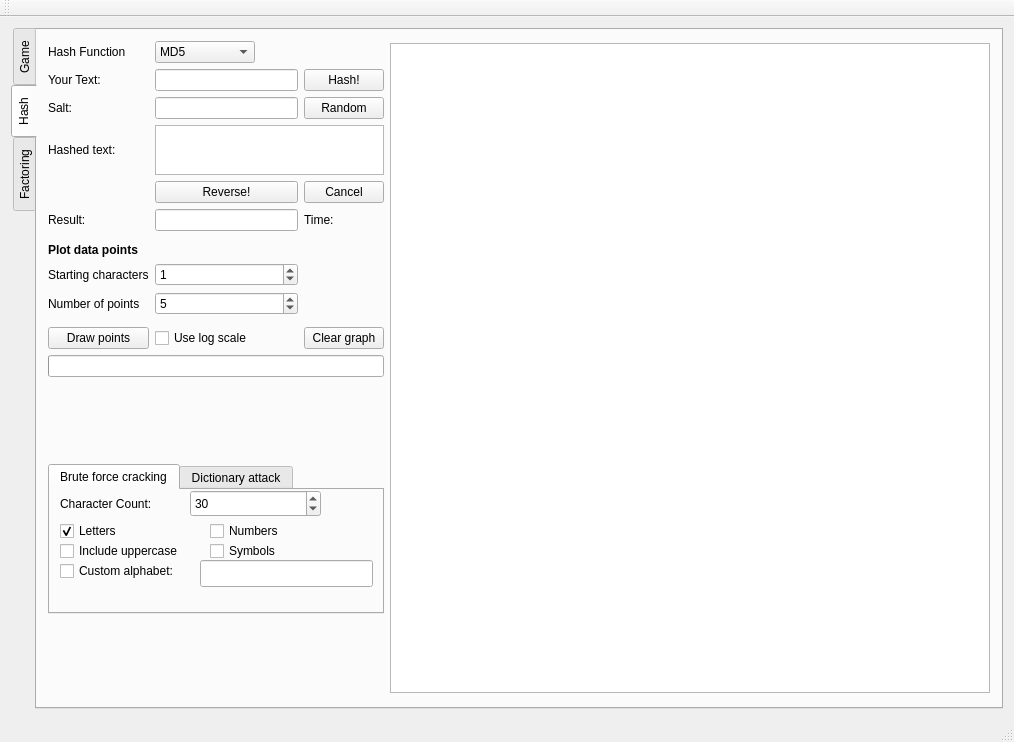
egandunning/learn-crypto, file CapstoneCryptography/forms/mainwindow.ui: the form before one commit.
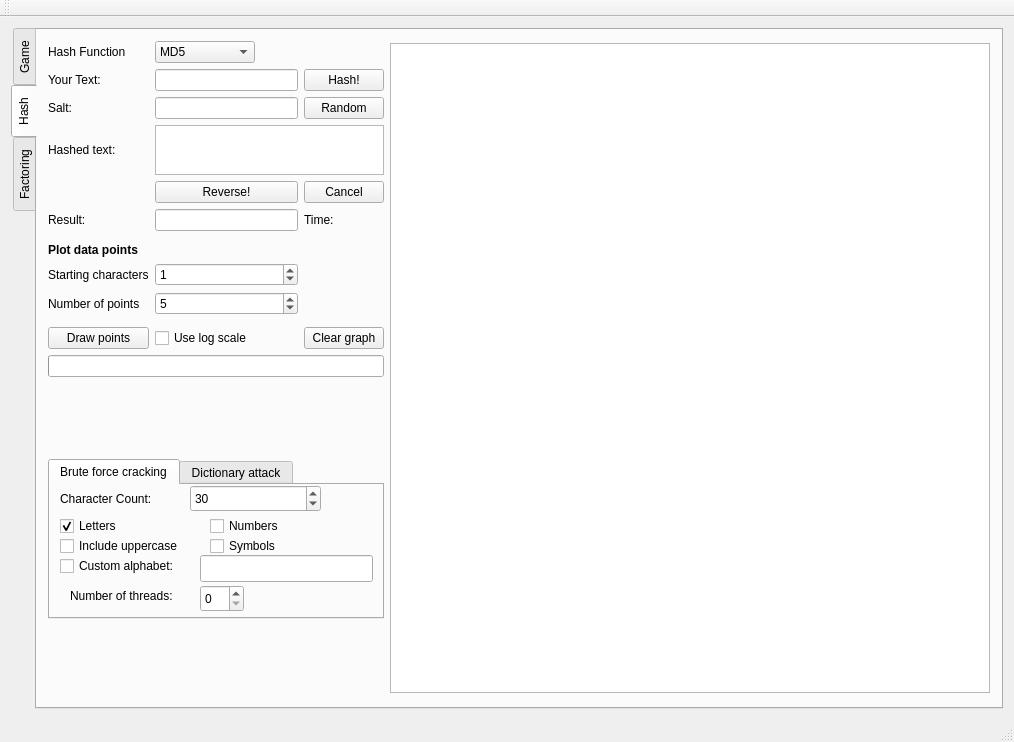
The form after the commit. The open tabs and pages were chosen to show the change.

Commit message: users can select # of threads for brute force crack. # of threads displayed on graph

```diff
--- a/CapstoneCryptography/forms/mainwindow.ui
+++ b/CapstoneCryptography/forms/mainwindow.ui
@@ -249,7 +249,7 @@
               <property name="maximumSize">
                <size>
                 <width>16777215</width>
-                <height>150</height>
+                <height>160</height>
                </size>
               </property>
               <property name="currentIndex">
@@ -366,6 +366,29 @@
                  </rect>
                 </property>
                </widget>
+               <widget class="QSpinBox" name="threadSpinBox">
+                <property name="geometry">
+                 <rect>
+                  <x>150</x>
+                  <y>100</y>
+                  <width>44</width>
+                  <height>27</height>
+                 </rect>
+                </property>
+               </widget>
+               <widget class="QLabel" name="label">
+                <property name="geometry">
+                 <rect>
+                  <x>20</x>
+                  <y>100</y>
+                  <width>121</width>
+                  <height>21</height>
+                 </rect>
+                </property>
+                <property name="text">
+                 <string>Number of threads:</string>
+                </property>
+               </widget>
               </widget>
               <widget class="QWidget" name="tab_2">
                <attribute name="title">
```
Left out of the diff: 68 changed lines with no effect on the pictures. The commit also changes 10 other files.
